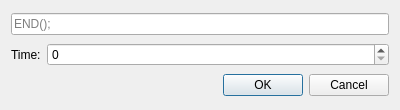
Above: diag_addcommand.ui from nastys/Open-PD-Script-Editor before the change. Below: the same form after it.
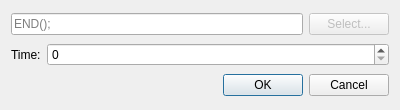
That is the form after the change.

The edit to the form file:
```diff
--- a/diag_addcommand.ui
+++ b/diag_addcommand.ui
@@ -26,7 +26,7 @@
    <string>Add command</string>
   </property>
   <layout class="QGridLayout" name="gridLayout">
-   <item row="0" column="0" colspan="3">
+   <item row="0" column="0" colspan="2">
     <widget class="QLineEdit" name="lineEdit_command">
      <property name="placeholderText">
       <string>END();</string>
@@ -60,6 +60,22 @@
      </property>
     </widget>
    </item>
+   <item row="0" column="2">
+    <widget class="QPushButton" name="pushButton">
+     <property name="enabled">
+      <bool>false</bool>
+     </property>
+     <property name="sizePolicy">
+      <sizepolicy hsizetype="Maximum" vsizetype="Fixed">
+       <horstretch>0</horstretch>
+       <verstretch>0</verstretch>
+      </sizepolicy>
+     </property>
+     <property name="text">
+      <string>Select...</string>
+     </property>
+    </widget>
+   </item>
   </layout>
  </widget>
  <resources/>
```
Left out of the diff: 6 changed lines with no effect on the pictures.
